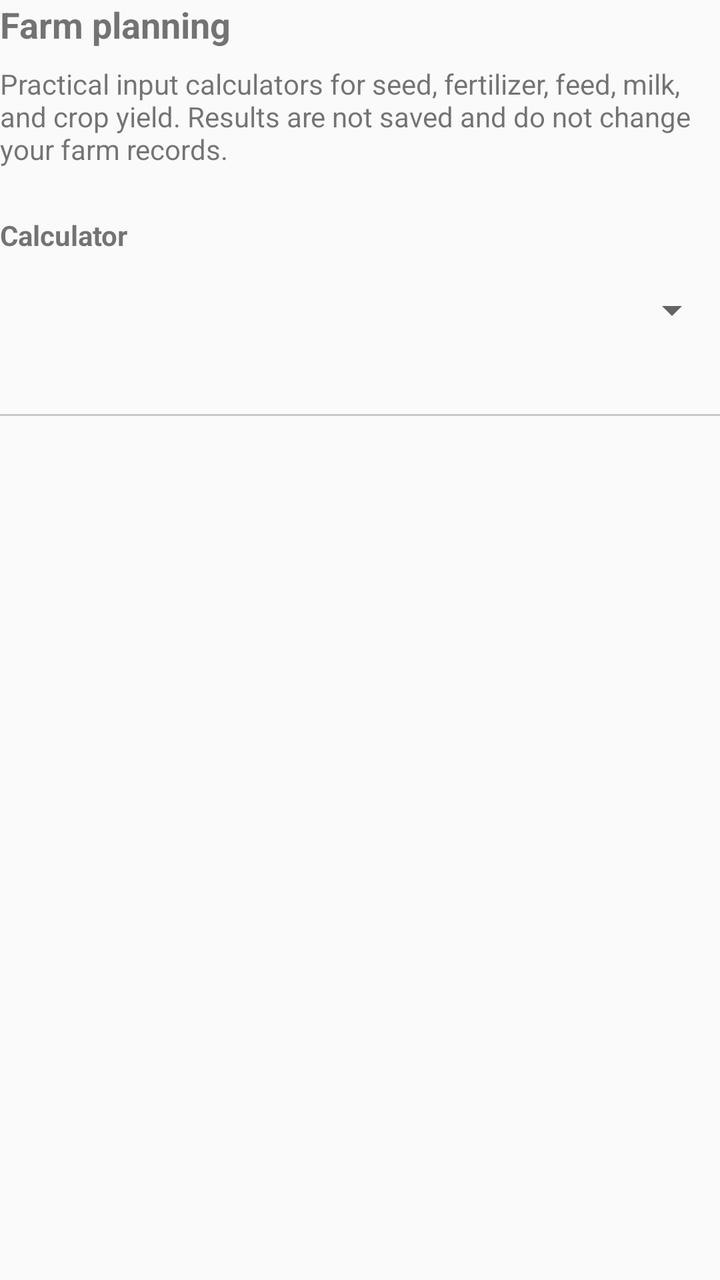
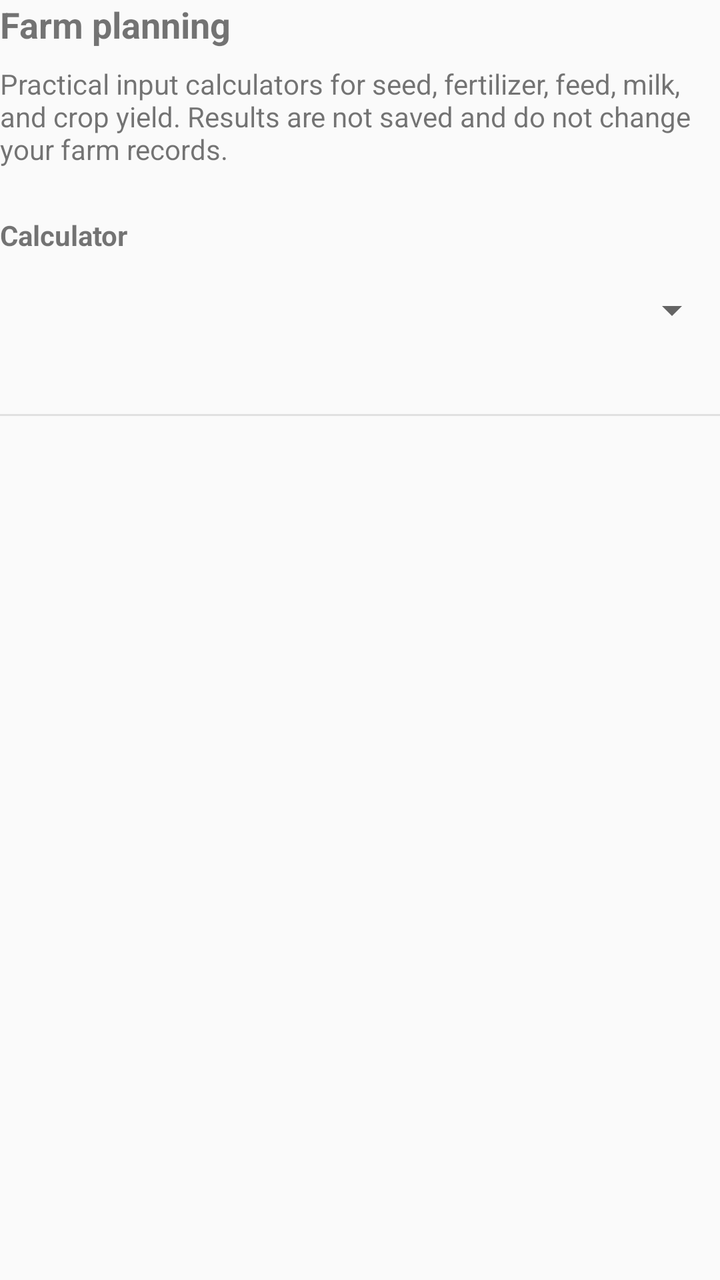

Before-and-after screenshots of an Android layout around one commit, followed by the original layout XML and the change that was made.
<!-- AndroidManifest.xml: application theme AppTheme -->
<!-- res/layout/view_farm_planning.xml -->
<?xml version="1.0" encoding="utf-8"?>
<LinearLayout xmlns:android="http://schemas.android.com/apk/res/android"
    android:id="@+id/farmPlanningContainer"
    android:layout_width="match_parent"
    android:layout_height="wrap_content"
    android:orientation="vertical">

    <TextView
        android:layout_width="match_parent"
        android:layout_height="wrap_content"
        android:text="@string/farm_planning_title"
        android:textSize="18sp"
        android:textStyle="bold" />

    <TextView
        android:layout_width="match_parent"
        android:layout_height="wrap_content"
        android:layout_marginTop="8dp"
        android:text="@string/farm_planning_body" />

    <TextView
        android:layout_width="match_parent"
        android:layout_height="wrap_content"
        android:layout_marginTop="24dp"
        android:text="@string/farm_planning_calculator_label"
        android:textStyle="bold" />

    <Spinner
        android:id="@+id/farmPlanningCalculatorSpinner"
        android:layout_width="match_parent"
        android:layout_height="wrap_content"
        android:layout_marginTop="4dp"
        android:minHeight="48dp" />

    
    <LinearLayout
        android:id="@+id/seedCalculatorContainer"
        android:layout_width="match_parent"
        android:layout_height="wrap_content"
        android:layout_marginTop="16dp"
        android:orientation="vertical"
        android:visibility="gone">

        <TextView
            android:layout_width="match_parent"
            android:layout_height="wrap_content"
            android:text="@string/seed_title"
            android:textStyle="bold" />

        <TextView
            android:layout_width="match_parent"
            android:layout_height="wrap_content"
            android:layout_marginTop="4dp"
            android:text="@string/seed_body" />

        <EditText
            android:id="@+id/seedAreaInput"
            android:layout_width="match_parent"
            android:layout_height="wrap_content"
            android:hint="@string/area_value_hint"
            android:importantForAutofill="no"
            android:inputType="numberDecimal"
            android:maxLines="1" />

        <TextView
            android:layout_width="match_parent"
            android:layout_height="wrap_content"
            android:layout_marginTop="8dp"
            android:text="@string/land_unit_label" />

        <Spinner
            android:id="@+id/seedLandUnitSpinner"
            android:layout_width="match_parent"
            android:layout_height="wrap_content"
            android:layout_marginTop="4dp"
            android:minHeight="48dp" />

        <EditText
            android:id="@+id/seedRateInput"
            android:layout_width="match_parent"
            android:layout_height="wrap_content"
            android:hint="@string/seed_rate_hint"
            android:importantForAutofill="no"
            android:inputType="numberDecimal"
            android:maxLines="1" />

        <EditText
            android:id="@+id/seedPriceInput"
            android:layout_width="match_parent"
            android:layout_height="wrap_content"
            android:hint="@string/price_per_kg_hint"
            android:importantForAutofill="no"
            android:inputType="numberDecimal"
            android:maxLines="1" />

        <Button
            android:id="@+id/calculateSeedButton"
            android:layout_width="match_parent"
            android:layout_height="wrap_content"
            android:layout_marginTop="8dp"
            android:minHeight="48dp"
            android:text="@string/calculate_action" />

        <TextView
            android:id="@+id/seedResultText"
            android:layout_width="match_parent"
            android:layout_height="wrap_content"
            android:layout_marginTop="8dp"
            android:accessibilityLiveRegion="polite"
            android:textStyle="bold"
            android:visibility="gone" />
    </LinearLayout>

    
    <LinearLayout
        android:id="@+id/fertilizerCalculatorContainer"
        android:layout_width="match_parent"
        android:layout_height="wrap_content"
        android:layout_marginTop="16dp"
        android:orientation="vertical"
        android:visibility="gone">

        <TextView
            android:layout_width="match_parent"
            android:layout_height="wrap_content"
            android:text="@string/fertilizer_title"
            android:textStyle="bold" />

        <TextView
            android:layout_width="match_parent"
            android:layout_height="wrap_content"
            android:layout_marginTop="4dp"
            android:text="@string/fertilizer_body" />

        <EditText
            android:id="@+id/fertilizerAreaInput"
            android:layout_width="match_parent"
            android:layout_height="wrap_content"
            android:hint="@string/area_value_hint"
            android:importantForAutofill="no"
            android:inputType="numberDecimal"
            android:maxLines="1" />

        <TextView
            android:layout_width="match_parent"
            android:layout_height="wrap_content"
            android:layout_marginTop="8dp"
            android:text="@string/land_unit_label" />

        <Spinner
            android:id="@+id/fertilizerLandUnitSpinner"
            android:layout_width="match_parent"
            android:layout_height="wrap_content"
            android:layout_marginTop="4dp"
            android:minHeight="48dp" />

        <EditText
            android:id="@+id/fertilizerRateInput"
            android:layout_width="match_parent"
            android:layout_height="wrap_content"
            android:hint="@string/fertilizer_rate_hint"
            android:importantForAutofill="no"
            android:inputType="numberDecimal"
            android:maxLines="1" />

        <EditText
            android:id="@+id/fertilizerPriceInput"
            android:layout_width="match_parent"
            android:layout_height="wrap_content"
            android:hint="@string/price_per_kg_hint"
            android:importantForAutofill="no"
            android:inputType="numberDecimal"
            android:maxLines="1" />

        <Button
            android:id="@+id/calculateFertilizerButton"
            android:layout_width="match_parent"
            android:layout_height="wrap_content"
            android:layout_marginTop="8dp"
            android:minHeight="48dp"
            android:text="@string/calculate_action" />

        <TextView
            android:id="@+id/fertilizerResultText"
            android:layout_width="match_parent"
            android:layout_height="wrap_content"
            android:layout_marginTop="8dp"
            android:accessibilityLiveRegion="polite"
            android:textStyle="bold"
            android:visibility="gone" />
    </LinearLayout>

    
    <LinearLayout
        android:id="@+id/feedCalculatorContainer"
        android:layout_width="match_parent"
        android:layout_height="wrap_content"
        android:layout_marginTop="16dp"
        android:orientation="vertical"
        android:visibility="gone">

        <TextView
            android:layout_width="match_parent"
            android:layout_height="wrap_content"
            android:text="@string/feed_title"
            android:textStyle="bold" />

        <TextView
            android:layout_width="match_parent"
            android:layout_height="wrap_content"
            android:layout_marginTop="4dp"
            android:text="@string/feed_body" />

        <EditText
            android:id="@+id/feedAnimalCountInput"
            android:layout_width="match_parent"
            android:layout_height="wrap_content"
            android:hint="@string/animal_count_hint"
            android:importantForAutofill="no"
            android:inputType="number"
            android:maxLines="1" />

        <EditText
            android:id="@+id/feedKgPerAnimalInput"
            android:layout_width="match_parent"
            android:layout_height="wrap_content"
            android:hint="@string/kg_per_animal_per_day_hint"
            android:importantForAutofill="no"
            android:inputType="numberDecimal"
            android:maxLines="1" />

        <EditText
            android:id="@+id/feedDaysInput"
            android:layout_width="match_parent"
            android:layout_height="wrap_content"
            android:hint="@string/days_hint"
            android:importantForAutofill="no"
            android:inputType="numberDecimal"
            android:maxLines="1" />

        <EditText
            android:id="@+id/feedPriceInput"
            android:layout_width="match_parent"
            android:layout_height="wrap_content"
            android:hint="@string/price_per_kg_hint"
            android:importantForAutofill="no"
            android:inputType="numberDecimal"
            android:maxLines="1" />

        <Button
            android:id="@+id/calculateFeedButton"
            android:layout_width="match_parent"
            android:layout_height="wrap_content"
            android:layout_marginTop="8dp"
            android:minHeight="48dp"
            android:text="@string/calculate_action" />

        <TextView
            android:id="@+id/feedResultText"
            android:layout_width="match_parent"
            android:layout_height="wrap_content"
            android:layout_marginTop="8dp"
            android:accessibilityLiveRegion="polite"
            android:textStyle="bold"
            android:visibility="gone" />
    </LinearLayout>

    
    <LinearLayout
        android:id="@+id/milkCalculatorContainer"
        android:layout_width="match_parent"
        android:layout_height="wrap_content"
        android:layout_marginTop="16dp"
        android:orientation="vertical"
        android:visibility="gone">

        <TextView
            android:layout_width="match_parent"
            android:layout_height="wrap_content"
            android:text="@string/milk_title"
            android:textStyle="bold" />

        <TextView
            android:layout_width="match_parent"
            android:layout_height="wrap_content"
            android:layout_marginTop="4dp"
            android:text="@string/milk_body" />

        <EditText
            android:id="@+id/milkAnimalCountInput"
            android:layout_width="match_parent"
            android:layout_height="wrap_content"
            android:hint="@string/milking_animal_count_hint"
            android:importantForAutofill="no"
            android:inputType="number"
            android:maxLines="1" />

        <EditText
            android:id="@+id/milkLitresPerAnimalInput"
            android:layout_width="match_parent"
            android:layout_height="wrap_content"
            android:hint="@string/litres_per_animal_per_day_hint"
            android:importantForAutofill="no"
            android:inputType="numberDecimal"
            android:maxLines="1" />

        <EditText
            android:id="@+id/milkDaysInput"
            android:layout_width="match_parent"
            android:layout_height="wrap_content"
            android:hint="@string/days_hint"
            android:importantForAutofill="no"
            android:inputType="numberDecimal"
            android:maxLines="1" />

        <EditText
            android:id="@+id/milkPriceInput"
            android:layout_width="match_parent"
            android:layout_height="wrap_content"
            android:hint="@string/price_per_litre_hint"
            android:importantForAutofill="no"
            android:inputType="numberDecimal"
            android:maxLines="1" />

        <Button
            android:id="@+id/calculateMilkButton"
            android:layout_width="match_parent"
            android:layout_height="wrap_content"
            android:layout_marginTop="8dp"
            android:minHeight="48dp"
            android:text="@string/calculate_action" />

        <TextView
            android:id="@+id/milkResultText"
            android:layout_width="match_parent"
            android:layout_height="wrap_content"
            android:layout_marginTop="8dp"
            android:accessibilityLiveRegion="polite"
            android:textStyle="bold"
            android:visibility="gone" />
    </LinearLayout>

    
    <LinearLayout
        android:id="@+id/cropYieldCalculatorContainer"
        android:layout_width="match_parent"
        android:layout_height="wrap_content"
        android:layout_marginTop="16dp"
        android:orientation="vertical"
        android:visibility="gone">

        <TextView
            android:layout_width="match_parent"
            android:layout_height="wrap_content"
            android:text="@string/crop_yield_title"
            android:textStyle="bold" />

        <TextView
            android:layout_width="match_parent"
            android:layout_height="wrap_content"
            android:layout_marginTop="4dp"
            android:text="@string/crop_yield_body" />

        <EditText
            android:id="@+id/cropYieldAreaInput"
            android:layout_width="match_parent"
            android:layout_height="wrap_content"
            android:hint="@string/area_value_hint"
            android:importantForAutofill="no"
            android:inputType="numberDecimal"
            android:maxLines="1" />

        <TextView
            android:layout_width="match_parent"
            android:layout_height="wrap_content"
            android:layout_marginTop="8dp"
            android:text="@string/land_unit_label" />

        <Spinner
            android:id="@+id/cropYieldLandUnitSpinner"
            android:layout_width="match_parent"
            android:layout_height="wrap_content"
            android:layout_marginTop="4dp"
            android:minHeight="48dp" />

        <EditText
            android:id="@+id/cropYieldRateInput"
            android:layout_width="match_parent"
            android:layout_height="wrap_content"
            android:hint="@string/expected_yield_rate_hint"
            android:importantForAutofill="no"
            android:inputType="numberDecimal"
            android:maxLines="1" />

        <EditText
            android:id="@+id/cropYieldPriceInput"
            android:layout_width="match_parent"
            android:layout_height="wrap_content"
            android:hint="@string/price_per_kg_hint"
            android:importantForAutofill="no"
            android:inputType="numberDecimal"
            android:maxLines="1" />

        <Button
            android:id="@+id/calculateCropYieldButton"
            android:layout_width="match_parent"
            android:layout_height="wrap_content"
            android:layout_marginTop="8dp"
            android:minHeight="48dp"
            android:text="@string/calculate_action" />

        <TextView
            android:id="@+id/cropYieldResultText"
            android:layout_width="match_parent"
            android:layout_height="wrap_content"
            android:layout_marginTop="8dp"
            android:accessibilityLiveRegion="polite"
            android:textStyle="bold"
            android:visibility="gone" />
    </LinearLayout>

    <View
        android:layout_width="match_parent"
        android:layout_height="1dp"
        android:layout_marginTop="28dp"
        android:layout_marginBottom="24dp"
        android:background="#33000000" />
</LinearLayout>
<!-- resources referenced by this layout -->
<resources>
  <string name="animal_count_hint">Number of animals</string>
  <string name="area_value_hint">Area value</string>
  <string name="calculate_action">Calculate</string>
  <string name="crop_yield_body">Enter the area, expected yield per land unit, and price per kilogram.</string>
  <string name="crop_yield_title">Crop yield and revenue</string>
  <string name="days_hint">Number of days</string>
  <string name="expected_yield_rate_hint">Expected yield (kg per land unit)</string>
  <string name="farm_planning_body">Practical input calculators for seed, fertilizer, feed, milk, and crop yield. Results are not saved and do not change your farm records.</string>
  <string name="farm_planning_calculator_label">Calculator</string>
  <string name="farm_planning_title">Farm planning</string>
  <string name="feed_body">Enter the number of animals, daily feed per animal, number of days, and price per kilogram.</string>
  <string name="feed_title">Feed requirement and cost</string>
  <string name="fertilizer_body">Enter the area, fertilizer rate per land unit, and price per kilogram.</string>
  <string name="fertilizer_rate_hint">Fertilizer rate (kg per land unit)</string>
  <string name="fertilizer_title">Fertilizer quantity and cost</string>
  <string name="kg_per_animal_per_day_hint">Kg per animal per day</string>
  <string name="land_unit_label">Land unit</string>
  <string name="litres_per_animal_per_day_hint">Litres per animal per day</string>
  <string name="milk_body">Enter the number of milking animals, daily milk per animal, number of days, and price per litre.</string>
  <string name="milk_title">Milk production and revenue</string>
  <string name="milking_animal_count_hint">Number of milking animals</string>
  <string name="price_per_kg_hint">Price per kilogram</string>
  <string name="price_per_litre_hint">Price per litre</string>
  <string name="seed_body">Enter the area, seed rate per land unit, and price per kilogram.</string>
  <string name="seed_rate_hint">Seed rate (kg per land unit)</string>
  <string name="seed_title">Seed quantity and cost</string>
  <style name="AppTheme" parent="Theme.AppCompat.Light.NoActionBar">
          <item name="colorPrimary">#2e7d32</item>
          <item name="colorPrimaryDark">#1b5e20</item>
          <item name="colorAccent">#ffb300</item>
      </style>
</resources>

<!-- the commit's change to res/layout/view_farm_planning.xml (unified diff, before → after) -->
@@ -105,8 +105,12 @@
             android:id="@+id/seedResultText"
             android:layout_width="match_parent"
             android:layout_height="wrap_content"
-            android:layout_marginTop="8dp"
+            android:layout_marginTop="10dp"
             android:accessibilityLiveRegion="polite"
+            android:background="@drawable/bg_metric_tile"
+            android:lineSpacingMultiplier="1.15"
+            android:padding="12dp"
+            android:textSize="16sp"
             android:textStyle="bold"
             android:visibility="gone" />
     </LinearLayout>
@@ -184,8 +188,12 @@
             android:id="@+id/fertilizerResultText"
             android:layout_width="match_parent"
             android:layout_height="wrap_content"
-            android:layout_marginTop="8dp"
+            android:layout_marginTop="10dp"
             android:accessibilityLiveRegion="polite"
+            android:background="@drawable/bg_metric_tile"
+            android:lineSpacingMultiplier="1.15"
+            android:padding="12dp"
+            android:textSize="16sp"
             android:textStyle="bold"
             android:visibility="gone" />
     </LinearLayout>
@@ -259,8 +267,12 @@
             android:id="@+id/feedResultText"
             android:layout_width="match_parent"
             android:layout_height="wrap_content"
-            android:layout_marginTop="8dp"
+            android:layout_marginTop="10dp"
             android:accessibilityLiveRegion="polite"
+            android:background="@drawable/bg_metric_tile"
+            android:lineSpacingMultiplier="1.15"
+            android:padding="12dp"
+            android:textSize="16sp"
             android:textStyle="bold"
             android:visibility="gone" />
     </LinearLayout>
@@ -334,8 +346,12 @@
             android:id="@+id/milkResultText"
             android:layout_width="match_parent"
             android:layout_height="wrap_content"
-            android:layout_marginTop="8dp"
+            android:layout_marginTop="10dp"
             android:accessibilityLiveRegion="polite"
+            android:background="@drawable/bg_metric_tile"
+            android:lineSpacingMultiplier="1.15"
+            android:padding="12dp"
+            android:textSize="16sp"
             android:textStyle="bold"
             android:visibility="gone" />
     </LinearLayout>
@@ -413,8 +429,12 @@
             android:id="@+id/cropYieldResultText"
             android:layout_width="match_parent"
             android:layout_height="wrap_content"
-            android:layout_marginTop="8dp"
+            android:layout_marginTop="10dp"
             android:accessibilityLiveRegion="polite"
+            android:background="@drawable/bg_metric_tile"
+            android:lineSpacingMultiplier="1.15"
+            android:padding="12dp"
+            android:textSize="16sp"
             android:textStyle="bold"
             android:visibility="gone" />
     </LinearLayout>
@@ -424,5 +444,5 @@
         android:layout_height="1dp"
         android:layout_marginTop="28dp"
         android:layout_marginBottom="24dp"
-        android:background="#33000000" />
+        android:background="@color/sectionDivider" />
 </LinearLayout>
<!-- resource entries referenced after the edit -->
@@ -1,5 +1,16 @@
 <!-- resources referenced by this layout -->
 <resources>
+  <color name="sectionDivider">#E0E0E0</color>
+  <!-- drawable bg_metric_tile (drawable) -->
+  <?xml version="1.0" encoding="utf-8"?>
+  <shape xmlns:android="http://schemas.android.com/apk/res/android"
+      android:shape="rectangle">
+      <solid android:color="@color/metricTileBackground" />
+      <stroke
+          android:width="1dp"
+          android:color="@color/metricTileStroke" />
+      <corners android:radius="8dp" />
+  </shape>
   <string name="animal_count_hint">Number of animals</string>
   <string name="area_value_hint">Area value</string>
   <string name="calculate_action">Calculate</string>
@@ -26,10 +37,12 @@
   <string name="seed_body">Enter the area, seed rate per land unit, and price per kilogram.</string>
   <string name="seed_rate_hint">Seed rate (kg per land unit)</string>
   <string name="seed_title">Seed quantity and cost</string>
-  <style name="AppTheme" parent="Theme.AppCompat.Light.NoActionBar">
+  <style name="AppTheme" parent="Theme.AppCompat.DayNight.NoActionBar">
           <item name="colorPrimary">#2e7d32</item>
           <item name="colorPrimaryDark">#1b5e20</item>
           <item name="colorAccent">#ffb300</item>
       </style>
+  <color name="metricTileBackground">#F4F9F4</color>
+  <color name="metricTileStroke">#D0E4D2</color>
 </resources>
 
